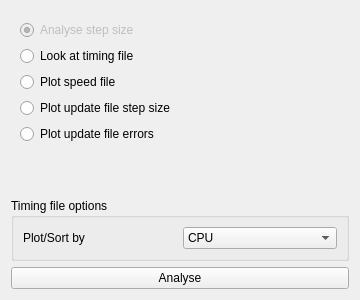
Before: the Qt Designer form source/analyse/analysis_gui/analysis/integrator.ui in wenzhaojia2000/msc-trajectory-analysis, drawn with Qt 5.
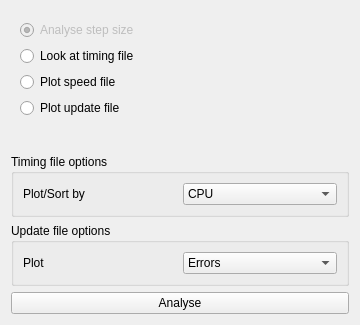
After: the same form once the commit is applied. Custom widgets are drawn as their Qt base class.

```diff
--- a/source/analyse/analysis_gui/analysis/integrator.ui
+++ b/source/analyse/analysis_gui/analysis/integrator.ui
@@ -7,7 +7,7 @@
     <x>0</x>
     <y>0</y>
     <width>360</width>
-    <height>300</height>
+    <height>325</height>
    </rect>
   </property>
   <property name="windowTitle">
@@ -16,7 +16,7 @@
   <layout class="QVBoxLayout" name="verticalLayout">
    <item>
     <widget class="QWidget" name="list_widget" native="true">
-     <layout class="QVBoxLayout" name="analint_layout" stretch="0,0,0,0,0">
+     <layout class="QVBoxLayout" name="analint_layout" stretch="0,0,0,0">
       <item>
        <widget class="QRadioButton" name="button_0">
         <property name="enabled">
@@ -62,17 +62,7 @@
          <string>Executes rdupdate and plots the step size.</string>
         </property>
         <property name="text">
-         <string>Plot update file step size</string>
-        </property>
-       </widget>
-      </item>
-      <item>
-       <widget class="QRadioButton" name="button_4">
-        <property name="statusTip">
-         <string>Executes rdupdate and plots the error.</string>
-        </property>
-        <property name="text">
-         <string>Plot update file errors</string>
+         <string>Plot update file</string>
         </property>
        </widget>
       </item>
@@ -148,6 +138,36 @@
      </layout>
     </widget>
    </item>
+   <item>
+    <widget class="QGroupBox" name="update_box">
+     <property name="title">
+      <string>Update file options</string>
+     </property>
+     <layout class="QGridLayout" name="gridLayout">
+      <item row="0" column="0">
+       <widget class="QLabel" name="update_task_label">
+        <property name="text">
+         <string>Plot</string>
+        </property>
+       </widget>
+      </item>
+      <item row="0" column="1">
+       <widget class="QComboBox" name="update_task">
+        <item>
+         <property name="text">
+          <string>Errors</string>
+         </property>
+        </item>
+        <item>
+         <property name="text">
+          <string>Step size</string>
+         </property>
+        </item>
+       </widget>
+      </item>
+     </layout>
+    </widget>
+   </item>
    <item>
     <widget class="QPushButton" name="analyse">
      <property name="text">
```
